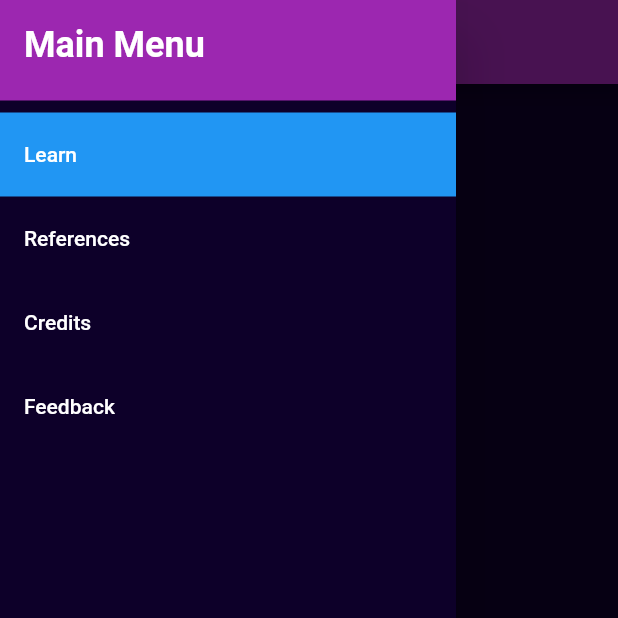
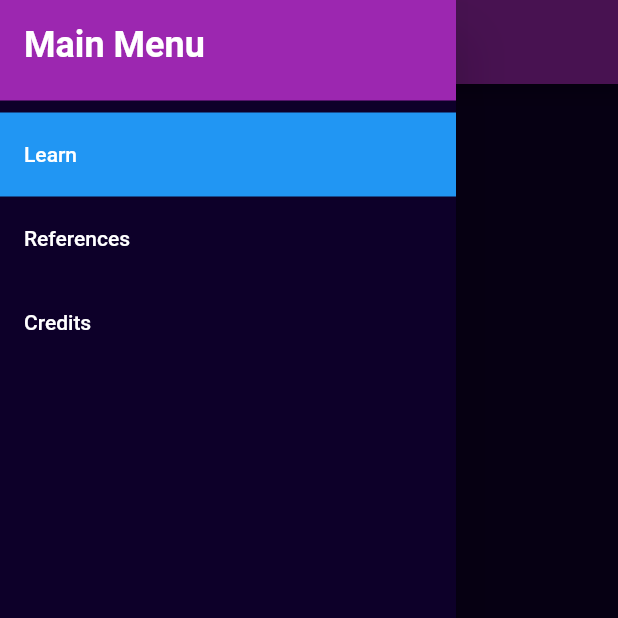
Before and after one commit to jamez2128/pc-buddy, a Flutter app: the screen it shows after launch, with the side drawer open, on a phone screen of 412 x 824 dp, the top half of it. Run offline on Flutter 3.47's test engine with Material 2 defaults, Android fonts, the phone set to English and light mode, and no system bars.

Commit message:
Feedback option removed and the already selected option will not do anything

```diff
--- a/lib/main.dart
+++ b/lib/main.dart
@@ -1,6 +1,5 @@
 import 'package:flutter/material.dart';
 import 'package:pc_buddy/credits.dart';
-import 'package:pc_buddy/feedback.dart';
 import 'package:pc_buddy/learn.dart';
 import 'package:pc_buddy/references.dart';
 
@@ -24,7 +23,6 @@ const navMenuOptions = [
   "Learn",
   "References",
   "Credits",
-  "Feedback",
 ];
 
 class Home extends StatefulWidget {
@@ -51,9 +49,6 @@ class _HomeState extends State<Home> {
         break;
       case "Credits":
         currentPage = CreditsPage();
-        break;
-      case "Feedback":
-        currentPage = FeedbackPage();
         break;
     }
     return Scaffold(
@@ -92,10 +87,12 @@ class _HomeState extends State<Home> {
           ),
         ),
         onTap: () {
-          setState(() {
-            Navigator.pop(context);
-            selected = i;
-          });
+          if (selected != i) {
+            setState(() {
+              Navigator.pop(context);
+              selected = i;
+            });
+          }
         },
       ));
     }
```
Also changed, not shown: lib/feedback.dart (deleted, +0 -15 lines).
